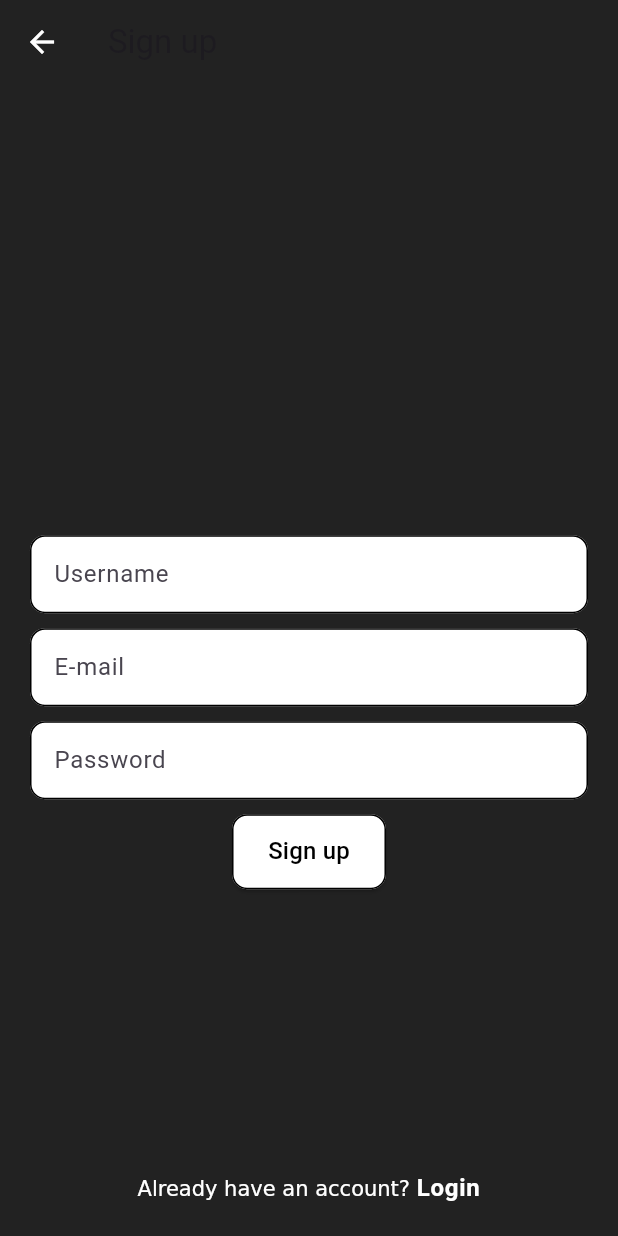
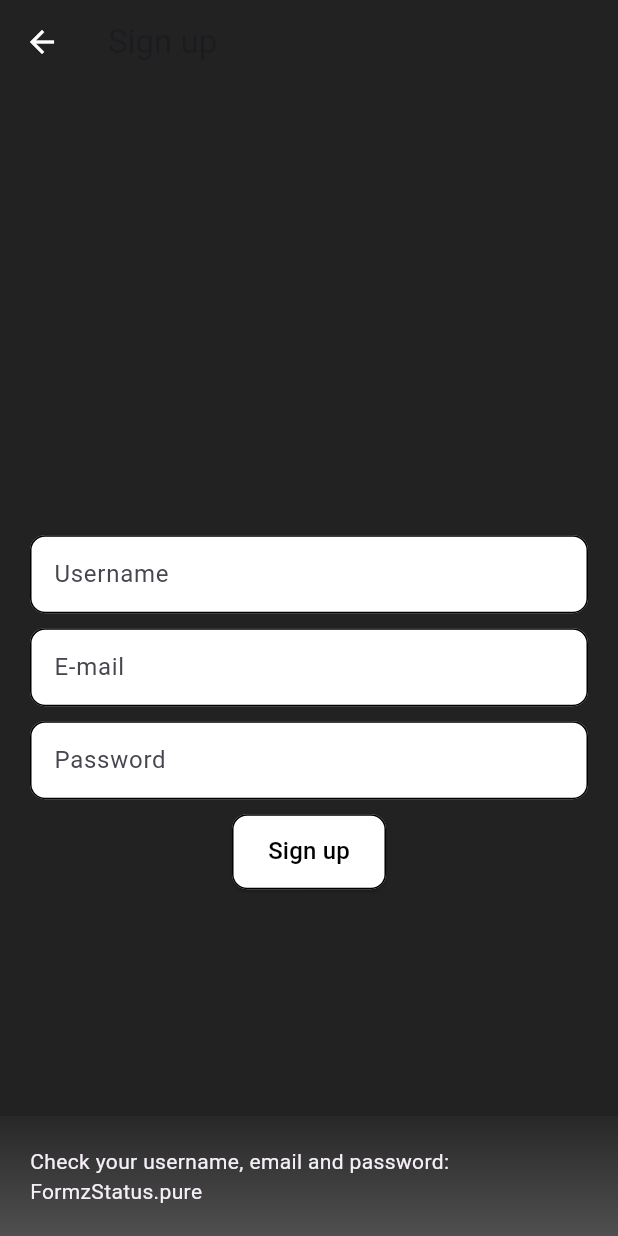
Before and after one commit to alex-ivankova766/social_media_app_with_clean_and_bloc, a Flutter app: the SignUpScreen screen opened by its route, after a tap on "Sign up", on a phone screen of 412 x 824 dp. Run offline on Flutter 3.47's test engine with Material 3 defaults, Android fonts, the light colour scheme and no system bars; our stand-ins replace bloc, equatable, flutter_bloc, formz, go_router.

Commit message:
signup cubit added

```diff
--- a/lib/main.dart
+++ b/lib/main.dart
@@ -1,5 +1,7 @@
 import 'package:flutter/material.dart';
 import 'package:flutter_bloc/flutter_bloc.dart';
+import 'package:social_media_app_with_clean_architecture_and_the_bloc_pattern/src/features/auth/domain/usecases/signup_user.dart';
+import 'package:social_media_app_with_clean_architecture_and_the_bloc_pattern/src/features/auth/presentation/blocs/signup/signup_cubit.dart';
 
 import 'src/config/config.dart';
 import 'src/features/auth/data/datasources/mock_auth_datasource.dart';
@@ -40,6 +42,10 @@ class MyApp extends StatelessWidget {
             create: (ctx) => LoginCubit(
                 loginUser: LoginUser(ctx.read<AuthRepositoryImpl>())),
           ),
+          BlocProvider(
+            create: (ctx) => SignupCubit(
+                signupUser: SignupUser(ctx.read<AuthRepositoryImpl>())),
+          ),
         ],
         child: Builder(
           builder: (context) {
--- a/lib/src/config/app_router.dart
+++ b/lib/src/config/app_router.dart
@@ -59,9 +59,8 @@ class AppRouter {
       final signupLocation = state.namedLocation('signup');
 
       final bool isLoggedIn = authBloc.state.status == AuthStatus.authenticated;
-      final isLoggingIn = state.name == loginLocation;
-      final isSigninUp = state.name == signupLocation;
-
+      final isLoggingIn = state.matchedLocation == loginLocation;
+      final isSigninUp = state.matchedLocation == signupLocation;
       if (!isLoggedIn && !isLoggingIn && !isSigninUp) {
         return '/login';
       }
--- /dev/null
+++ b/lib/src/features/auth/presentation/blocs/signup/signup_cubit.dart
@@ -0,0 +1,85 @@
+import 'package:equatable/equatable.dart';
+import 'package:flutter/material.dart';
+import 'package:flutter_bloc/flutter_bloc.dart';
+import 'package:formz/formz.dart';
+
+import '../../../../../shared/domain/entities/entities.dart';
+import '../../../domain/entities/logged_in_user.dart';
+import '../../../domain/usecases/usecases.dart';
+
+part 'signup_state.dart';
+
+class SignupCubit extends Cubit<SignupState> {
+  SignupCubit({required SignupUser signupUser})
+      : _signupUser = signupUser,
+        super(SignupState.initial());
+
+  final SignupUser _signupUser;
+
+  void usernameChanged(String value) {
+    final username = Username.dirty(value);
+    emit(
+      state.copyWith(
+        username: username,
+        status: Formz.validate(
+          [
+            username,
+            state.email,
+            state.password,
+          ],
+        ),
+      ),
+    );
+  }
+
+  void emailChanged(String value) {
+    final email = Email.dirty(value);
+    emit(
+      state.copyWith(
+        email: email,
+        status: Formz.validate(
+          [
+            state.username,
+            email,
+            state.password,
+          ],
+        ),
+      ),
+    );
+  }
+
+  void passwordChanged(String value) {
+    final password = Password.dirty(value);
+    debugPrint(password.value);
+    emit(
+      state.copyWith(
+        password: password,
+        status: Formz.validate(
+          [
+            state.username,
+            state.email,
+            password,
+          ],
+        ),
+      ),
+    );
+    debugPrint(state.status.isValidated.toString());
+  }
+
+  Future<void> signupWithCredentials() async {
+    if (!state.status.isValidated) return;
+    emit(state.copyWith(status: FormzStatus.submissionInProgress));
+    try {
+      await _signupUser(SignupUserParams(
+          user: LoggedInUser(
+        id: 'user_ 000',
+        username: state.username,
+        email: state.email,
+        imagePath: 'assets/images/image_1.jpg',
+      )));
+      emit(state.copyWith(status: FormzStatus.submissionSuccess));
+    } catch (error) {
+      emit(state.copyWith(status: FormzStatus.submissionFailure));
+    }
+  }
+}
--- a/lib/src/features/auth/presentation/blocs/signup/signup_state.dart
+++ b/lib/src/features/auth/presentation/blocs/signup/signup_state.dart
@@ -1,10 +1,51 @@
-part of 'signup_bloc.dart';
+part of 'signup_cubit.dart';
 
-abstract class SignupState extends Equatable {
-  const SignupState();
+class SignupState extends Equatable {
+  const SignupState({
+    this.username = const Username.pure(),
+    this.email = const Email.pure(),
+    this.password = const Password.pure(),
+    this.status = FormzStatus.pure,
+    this.errorText,
+  });
+  final Username username;
+  final Email email;
+  final Password password;
+  final FormzStatus status;
+  final String? errorText;
+
+  factory SignupState.initial() {
+    return const SignupState(
+      username: Username.pure(),
+      email: Email.pure(),
+      password: Password.pure(),
+      status: FormzStatus.pure,
+      errorText: null,
+    );
+  }
+
+  SignupState copyWith({
+    Username? username,
+    Email? email,
+    Password? password,
+    FormzStatus? status,
+    String? errorText,
+  }) {
+    return SignupState(
+      username: username ?? this.username,
+      email: email ?? this.email,
+      password: password ?? this.password,
+      status: status ?? this.status,
+      errorText: errorText ?? this.errorText,
+    );
+  }
 
   @override
-  List<Object> get props => [];
+  List<Object?> get props => [
+        username,
+        email,
+        password,
+        status,
+        errorText,
+      ];
 }
-
-class SignupInitial extends SignupState {}
--- a/lib/src/features/auth/presentation/views/login_screen.dart
+++ b/lib/src/features/auth/presentation/views/login_screen.dart
@@ -18,7 +18,7 @@ class LoginScreen extends StatelessWidget {
         listener: (context, state) {
           if (state.status.isSubmissionFailure) {
             ScaffoldMessenger.of(context)
-                .showSnackBar(loginSnackBar(state.errorText ?? 'Auth failure'));
+                .showSnackBar(authSnackBar(state.errorText ?? 'Auth failure'));
           }
         },
         child: const SafeArea(
@@ -130,7 +130,7 @@ class _LoginButton extends StatelessWidget {
                 onPressed: () {
                   state.status == FormzStatus.valid
                       ? context.read<LoginCubit>().logInWithCredentials()
-                      : ScaffoldMessenger.of(context).showSnackBar(loginSnackBar(
+                      : ScaffoldMessenger.of(context).showSnackBar(authSnackBar(
                           'Check your username and password: ${state.status}'));
                 },
                 style: ElevatedButton.styleFrom(
--- a/lib/src/features/auth/presentation/views/signup_screen.dart
+++ b/lib/src/features/auth/presentation/views/signup_screen.dart
@@ -1,5 +1,9 @@
 import 'package:flutter/material.dart';
+import 'package:flutter_bloc/flutter_bloc.dart';
+import 'package:formz/formz.dart';
 import 'package:go_router/go_router.dart';
+import 'package:social_media_app_with_clean_architecture_and_the_bloc_pattern/src/features/auth/presentation/blocs/signup/signup_cubit.dart';
+import 'package:social_media_app_with_clean_architecture_and_the_bloc_pattern/src/features/auth/presentation/widgets/login_snack_bar.dart';
 
 import '../../../../shared/presentation/widgets/widgets.dart';
 
@@ -28,7 +32,7 @@ class SignUpScreen extends StatelessWidget {
             SizedBox(
               height: 10,
             ),
-            _SignUp(),
+            _SignupButton(),
             Spacer(flex: 2),
             _LoginRedirect()
           ],
@@ -43,9 +47,20 @@ class _Username extends StatelessWidget {
 
   @override
   Widget build(BuildContext context) {
-    return const CustomTextField(
+    return BlocBuilder<SignupCubit, SignupState>(
+      buildWhen: (previous, current) {
+        return previous.username != current.username;
+      },
+      builder: (context, state) {
+        return CustomTextField(
           labelText: 'Username',
+          errorText: state.username.invalid ? 'The username is invalid' : null,
           textInputType: TextInputType.name,
+          onChanged: (username) {
+            context.read<SignupCubit>().usernameChanged(username);
+          },
+        );
+      },
     );
   }
 }
@@ -55,9 +70,20 @@ class _Email extends StatelessWidget {
 
   @override
   Widget build(BuildContext context) {
-    return const CustomTextField(
+    return BlocBuilder<SignupCubit, SignupState>(
+      buildWhen: (previous, current) {
+        return previous.email != current.email;
+      },
+      builder: (context, state) {
+        return CustomTextField(
           labelText: 'E-mail',
           textInputType: TextInputType.emailAddress,
+          errorText: state.email.invalid ? 'The email is invalid' : null,
+          onChanged: (email) {
+            context.read<SignupCubit>().emailChanged(email);
+          },
+        );
+      },
     );
   }
 }
@@ -67,20 +93,47 @@ class _Password extends StatelessWidget {
 
   @override
   Widget build(BuildContext context) {
-    return const CustomTextField(
+    return BlocBuilder<SignupCubit, SignupState>(
+      buildWhen: (previous, current) {
+        return previous.password != current.password;
+      },
+      builder: (context, state) {
+        return CustomTextField(
           labelText: 'Password',
           obscureText: true,
+          textInputType: TextInputType.text,
+          errorText: state.password.invalid ? 'The password is invalid' : null,
+          onChanged: (password) {
+            context.read<SignupCubit>().passwordChanged(password);
+          },
+        );
+      },
     );
   }
 }
 
-class _SignUp extends StatelessWidget {
-  const _SignUp();
+class _SignupButton extends StatelessWidget {
+  const _SignupButton();
 
   @override
   Widget build(BuildContext context) {
-    return ElevatedButton(
-        onPressed: () {},
+    return BlocBuilder<SignupCubit, SignupState>(
+      buildWhen: (previous, current) {
+        return previous.status != current.status;
+      },
+      builder: (context, state) {
+        return state.status == FormzStatus.submissionInProgress
+            ? const CircularProgressIndicator(color: Colors.white)
+            : ElevatedButton(
+                onPressed: () {
+                  if (state.status == FormzStatus.valid) {
+                    context.read<SignupCubit>().signupWithCredentials();
+                    context.pop();
+                  } else {
+                    ScaffoldMessenger.of(context).showSnackBar(authSnackBar(
+                        'Check your username, email and password: ${state.status}'));
+                  }
+                },
                 style: ElevatedButton.styleFrom(
                     shape: RoundedRectangleBorder(
                       side: const BorderSide(color: Colors.black),
@@ -95,6 +148,8 @@ class _SignUp extends StatelessWidget {
                       .titleMedium!
                       .copyWith(color: Colors.black),
                 ));
+      },
+    );
   }
 }
 
--- a/lib/src/features/auth/presentation/widgets/login_snack_bar.dart
+++ b/lib/src/features/auth/presentation/widgets/login_snack_bar.dart
@@ -1,6 +1,6 @@
 import 'package:flutter/material.dart';
 
-SnackBar loginSnackBar(String text) {
+SnackBar authSnackBar(String text) {
   return SnackBar(
     animation: CurvedAnimation(
         parent: kAlwaysCompleteAnimation, curve: Curves.easeInOut),
```
Also changed, not shown: lib/src/features/auth/presentation/blocs/signup/signup_bloc.dart (deleted, +0 -11 lines), lib/src/features/auth/presentation/blocs/signup/signup_event.dart (deleted, +0 -8 lines). Lines whose indentation alone changed are shown as unchanged.
